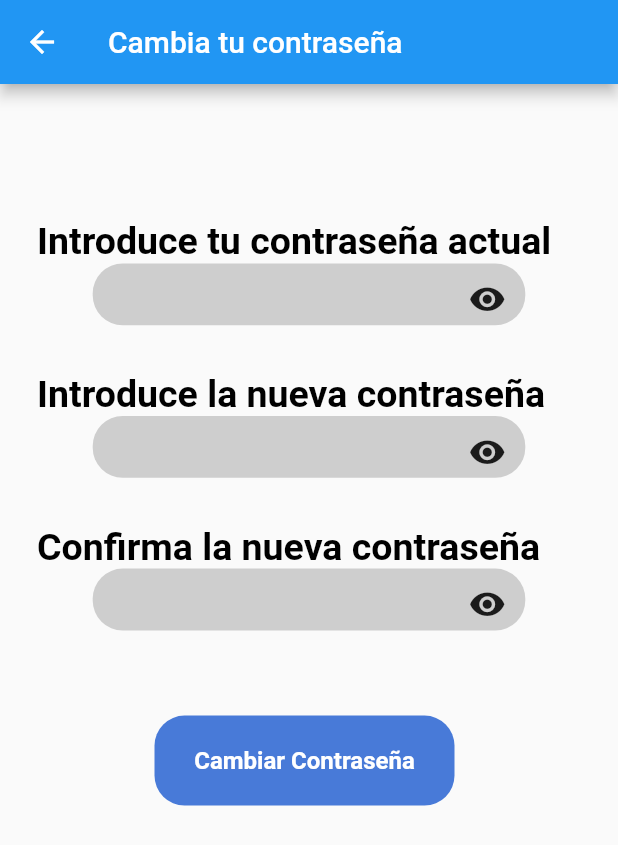
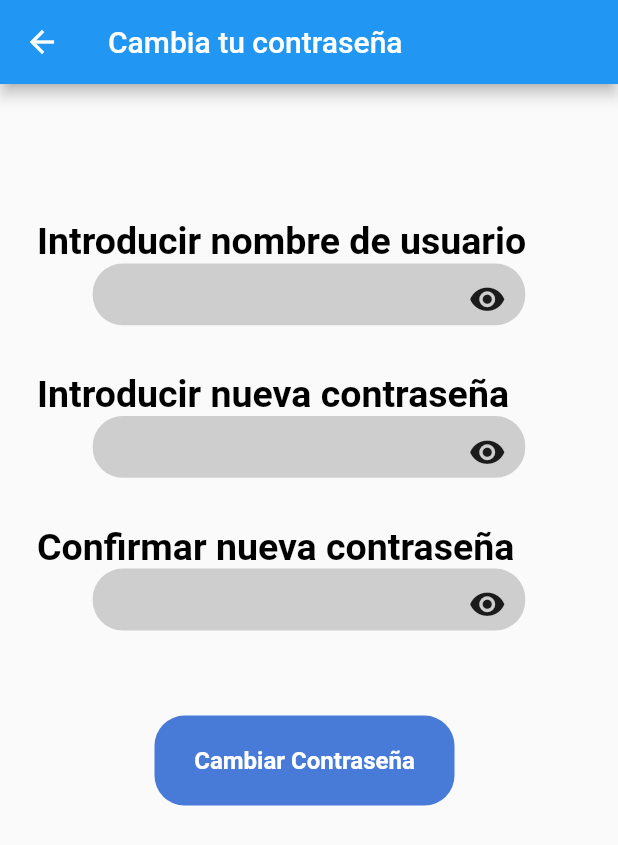
Before and after one commit to hughdide84/aulanosa2023Flutter, a Flutter app: the cambioContrasena screen opened directly, on a phone screen of 412 x 824 dp. Shown: the top 845 px of the screen. Run offline on Flutter 3.47's test engine with Material 2 defaults, Android fonts, the phone set to English and light mode, and no system bars; our stand-ins replace animate_do, flutter_zoom_drawer, table_calendar.

Commit message:
Update cambioContrasena.dart

```diff
--- a/Proyecto_Principal/aulanosa_app/lib/pantallas/cambioContrasena.dart
+++ b/Proyecto_Principal/aulanosa_app/lib/pantallas/cambioContrasena.dart
@@ -29,6 +29,7 @@ class cambioContrasena2 extends State<cambioContrasena> {
     return Scaffold(
         resizeToAvoidBottomInset: false,
         appBar: AppBar(
+
         backgroundColor: Colors.blue,
         title: Text('Cambia tu contraseña'),
       ),
@@ -45,7 +46,7 @@ class cambioContrasena2 extends State<cambioContrasena> {
                       //texto descriptivo de lo que tiene que introducir el usuario, "contraseña actual"
                       Container(
                         margin: EdgeInsets.only(left: widthA*0.06,top: heightA*0.06),
-                        child: const Text("Introduce tu contraseña actual", style: TextStyle(fontSize: 25, color: Colors.black, fontWeight: FontWeight.bold),),
+                        child: const Text("Introducir nombre de usuario", style: TextStyle(fontSize: 25, color: Colors.black, fontWeight: FontWeight.bold),),
                   ),
                   Stack(
                         children: [
@@ -95,7 +96,7 @@ class cambioContrasena2 extends State<cambioContrasena> {
                       // Segunda estructura para que el usuario confirme su contraseña nueva //
                   Container(
                     margin: EdgeInsets.only(left: widthA*0.06,top: heightA*0.03),
-                    child: const Text("Introduce la nueva contraseña", style: TextStyle(fontSize: 25, color: Colors.black, fontWeight: FontWeight.bold),),
+                    child: const Text("Introducir nueva contraseña", style: TextStyle(fontSize: 25, color: Colors.black, fontWeight: FontWeight.bold),),
                   ),
                   Stack(
                         children: [
@@ -145,7 +146,7 @@ class cambioContrasena2 extends State<cambioContrasena> {
 
                       Container(
                     margin: EdgeInsets.only(left: widthA*0.06,top: heightA*0.03),
-                    child: const Text("Confirma la nueva contraseña", style: TextStyle(fontSize: 25, color: Colors.black, fontWeight: FontWeight.bold),),
+                    child: const Text("Confirmar nueva contraseña", style: TextStyle(fontSize: 25, color: Colors.black, fontWeight: FontWeight.bold),),
                 ),
 
                   Stack(
```
